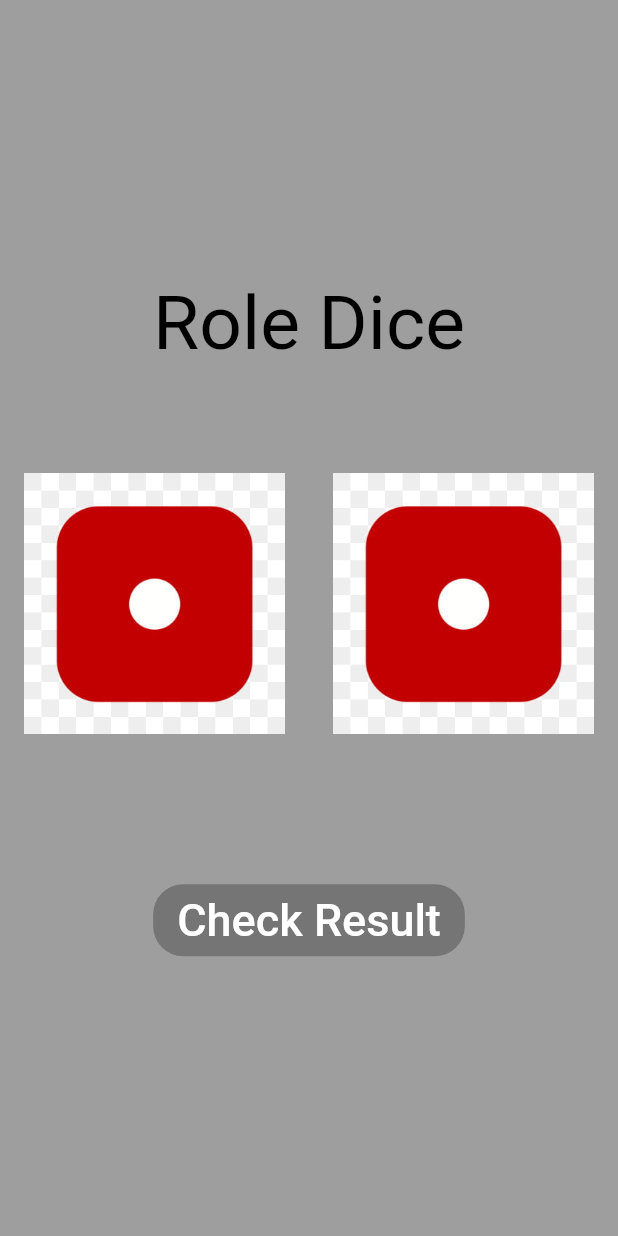
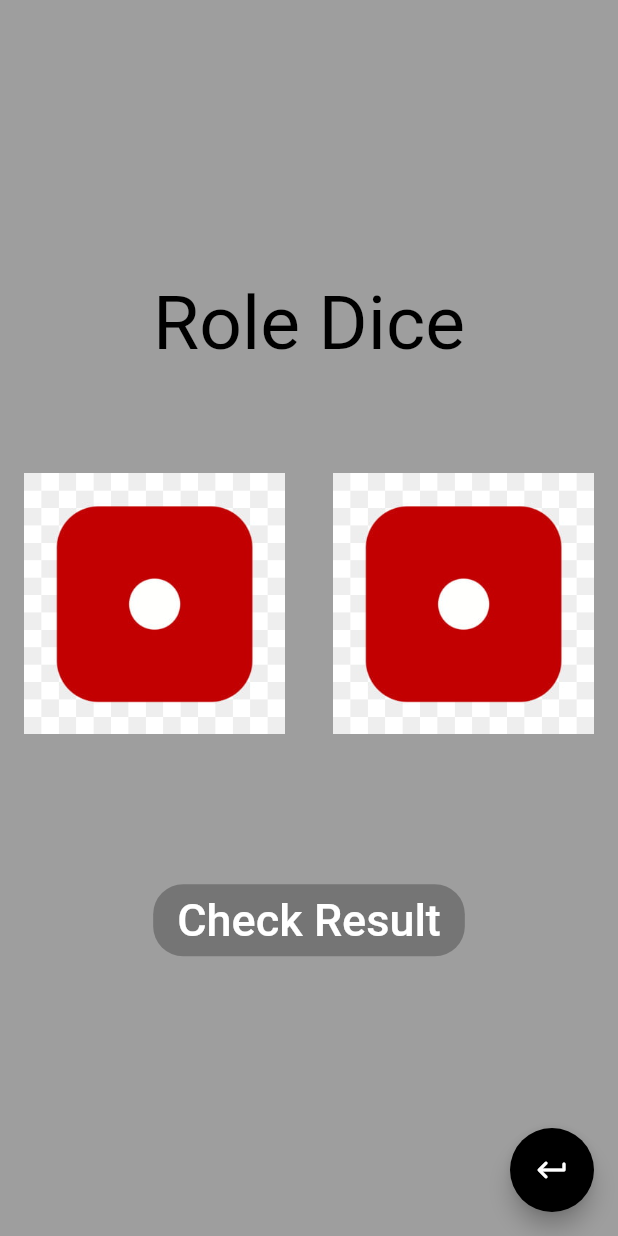
Before and after one commit to yousaf753/2nd_Sessional, a Flutter app: the simple screen opened directly, on a phone screen of 412 x 824 dp. Run offline on Flutter 3.47's test engine with Material 2 defaults, Android fonts, the phone set to English and light mode, and no system bars; our stand-ins replace circular_profile_avatar, flutter_spinkit; missing offline and left inert: alert_dialog.

Commit message:
go home screen from any screen

```diff
--- a/exam/lib/main_page.dart
+++ b/exam/lib/main_page.dart
@@ -48,13 +48,12 @@ class _main_pageState extends State<main_page> {
                    }
                        , child: Text("Hard",style: TextStyle(fontSize: 30,color: Colors.white),)),
                  ),
-
                ],
              ),
 
           ],
         ),
-      )
+      ),
     );
   }
 }
--- a/exam/lib/simple.dart
+++ b/exam/lib/simple.dart
@@ -1,22 +1,22 @@
 import 'package:flutter/material.dart';
 import 'dart:math';
 import 'package:alert_dialog/alert_dialog.dart';
-import 'package:circular_profile_avatar/circular_profile_avatar.dart';
+import 'main_page.dart';
+int left_dice=1;
+int right_dice=1;
+int left_count=0;
+int right_count=0;
+String winer=null;
 class simple extends StatefulWidget {
   @override
   _simpleState createState() => _simpleState();
 }
-
 class _simpleState extends State<simple> {
-  int left_dice=1;
-  int right_dice=1;
-  int left_count;
-  int right_count;
-  String winer=null;
   @override
   Widget build(BuildContext context) {
-    return Container(
-      color: Colors.grey,
+    return Scaffold(
+      body: Container(
+        color: Colors.grey,
         child: Column(
           mainAxisAlignment: MainAxisAlignment.center,
           children: [
@@ -37,8 +37,8 @@ class _simpleState extends State<simple> {
                     , child: Image(
                       image: AssetImage('images/dice$left_dice.jpg'),
                     ),
-                    ),
                   ),
+                ),
                 Expanded(
                   child: FlatButton(onPressed: (){
                     setState(() {
@@ -49,8 +49,8 @@ class _simpleState extends State<simple> {
                     , child: Image(
                       image: AssetImage('images/dice$right_dice.jpg'),
                     ),
-                    ),
                   ),
+                ),
               ],
             ),
             Container(
@@ -74,7 +74,18 @@ class _simpleState extends State<simple> {
             ),
           ],
         ),
+      ),
+        floatingActionButton:FloatingActionButton(
+          onPressed: (){
+            setState(() {
+              Navigator.push(context, MaterialPageRoute(builder: (context)=>main_page()));
+            });
+          },
+          child: Icon(Icons.keyboard_return_rounded),
+          backgroundColor: Colors.black,
+        )
     );
+
   }
   void Check()
   {
```
